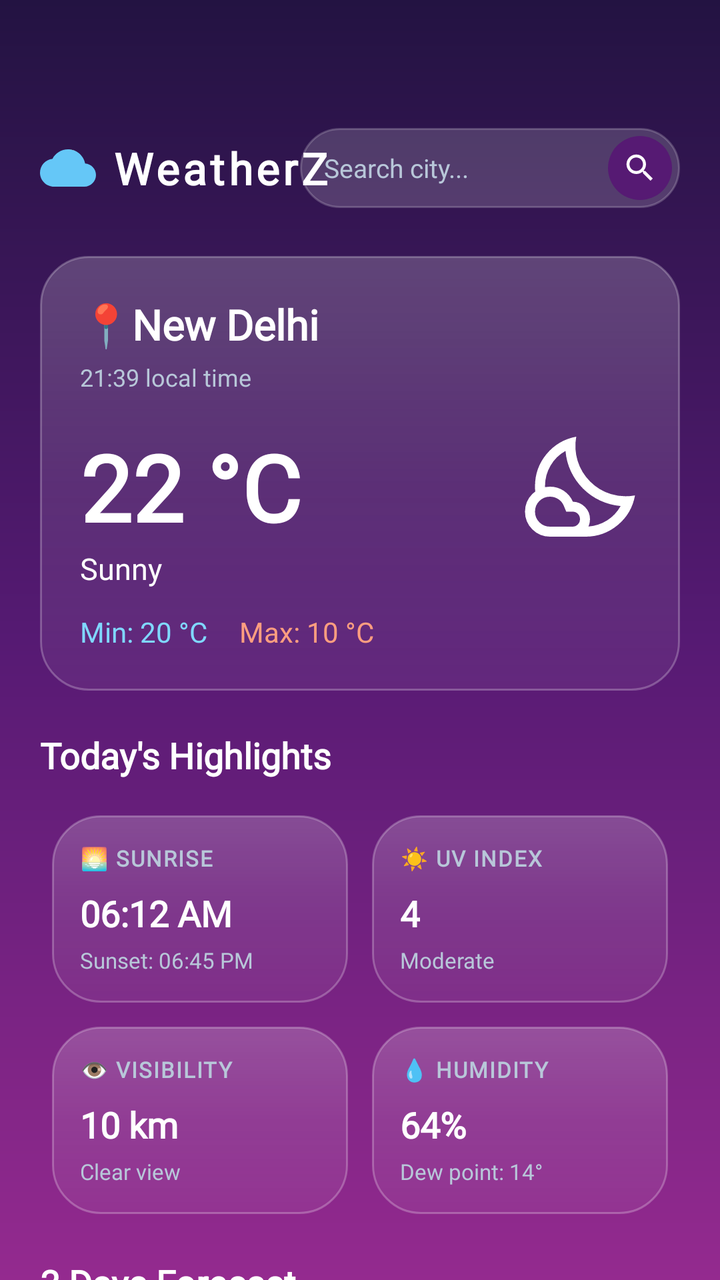
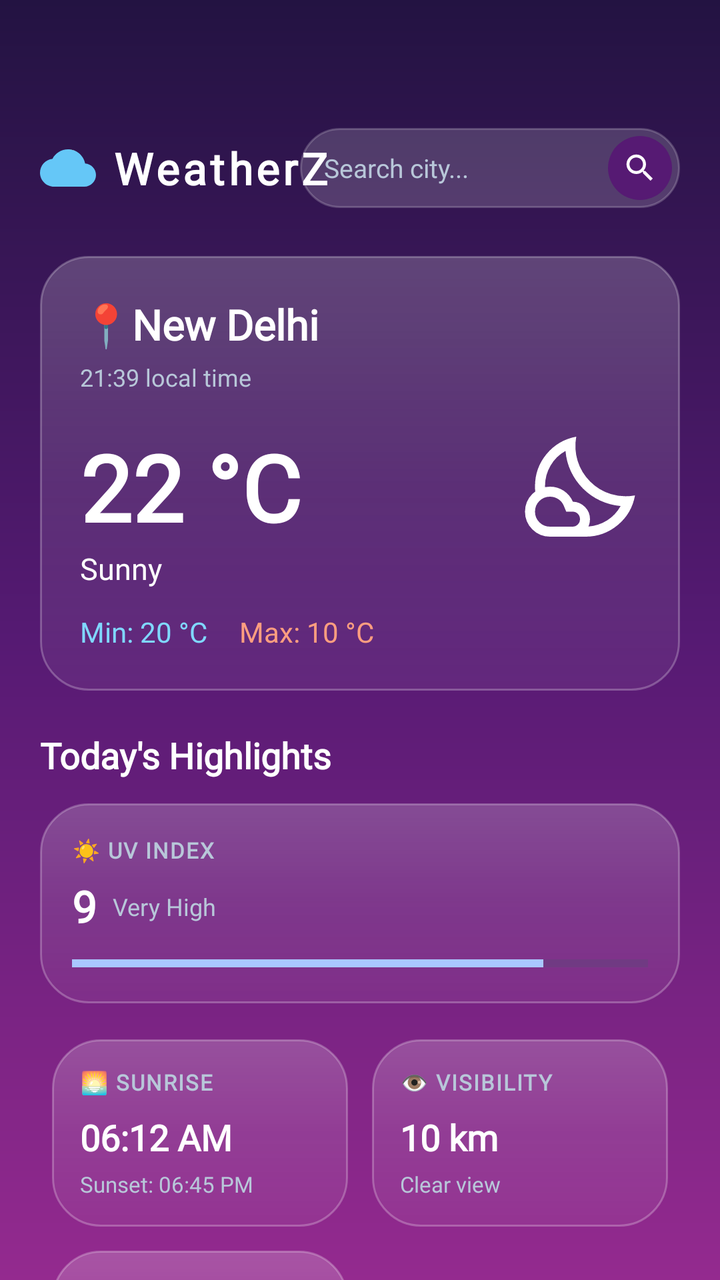

Two renders of the same Android screen: before a commit and after it. Below are the layout's source before the change and the commit's diff.
<!-- AndroidManifest.xml: application theme Theme.WeatherZ_App -->
<!-- res/layout/fragment_home_page.xml -->
<?xml version="1.0" encoding="utf-8"?>
<androidx.core.widget.NestedScrollView xmlns:android="http://schemas.android.com/apk/res/android"
    xmlns:app="http://schemas.android.com/apk/res-auto"
    xmlns:tools="http://schemas.android.com/tools"
    android:layout_width="match_parent"
    android:layout_height="match_parent"
    android:background="@drawable/bg_blue_purple_gradient"
    android:fillViewport="true"
    tools:context=".Home_page">

    <androidx.constraintlayout.widget.ConstraintLayout
        android:id="@+id/main"
        android:layout_width="match_parent"
        android:layout_height="wrap_content"
        android:paddingStart="20dp"
        android:paddingTop="48dp"
        android:paddingEnd="20dp"
        android:paddingBottom="100dp">

        <TextView
            android:id="@+id/app_name"
            android:layout_width="wrap_content"
            android:layout_height="wrap_content"
            android:drawablePadding="8dp"
            android:fontFamily="@font/poppins"
            android:letterSpacing="0.08"
            android:text="WeatherZ"
            android:textColor="@color/primary_text"
            android:textSize="22sp"
            android:textStyle="bold"
            app:drawableStartCompat="@drawable/ic_logo_cloud"
            app:layout_constraintBottom_toBottomOf="@id/search_container"
            app:layout_constraintStart_toStartOf="parent"
            app:layout_constraintTop_toTopOf="@id/search_container" />

        <LinearLayout
            android:id="@+id/search_container"
            android:layout_width="190dp"
            android:layout_height="40dp"
            android:layout_marginTop="16dp"
            android:background="@drawable/bg_search_bar"
            android:gravity="center_vertical"
            android:orientation="horizontal"
            android:paddingStart="12dp"
            android:paddingEnd="4dp"
            app:layout_constraintEnd_toEndOf="parent"
            app:layout_constraintTop_toTopOf="parent">

            <EditText
                android:id="@+id/search_bar"
                android:layout_width="0dp"
                android:layout_height="match_parent"
                android:layout_weight="1"
                android:autofillHints="postalAddress"
                android:background="@null"
                android:fontFamily="@font/poppins"
                android:hint="Search city..."
                android:imeOptions="actionSearch"
                android:inputType="text"
                android:maxLines="1"
                android:textColor="@color/primary_text"
                android:textColorHint="@color/secondry_text"
                android:textSize="13sp" />

            <ImageView
                android:id="@+id/search_button"
                android:layout_width="32dp"
                android:layout_height="32dp"
                android:background="@drawable/bg_search_btn"
                android:contentDescription="Search button"
                android:padding="7dp"
                android:src="@drawable/ic_nav_search"
                app:tint="#FFFFFF" />

        </LinearLayout>

        <androidx.constraintlayout.widget.ConstraintLayout
            android:id="@+id/weather_card"
            android:layout_width="0dp"
            android:layout_height="wrap_content"
            android:layout_marginTop="24dp"
            android:background="@drawable/bg_weather_card"
            android:padding="20dp"
            app:layout_constraintEnd_toEndOf="parent"
            app:layout_constraintStart_toStartOf="parent"
            app:layout_constraintTop_toBottomOf="@id/search_container">

            <TextView
                android:id="@+id/city_name"
                android:layout_width="wrap_content"
                android:layout_height="wrap_content"
                android:fontFamily="@font/poppins"
                android:text="📍New Delhi"
                android:textColor="#FFFFFF"
                android:textSize="21sp"
                android:textStyle="bold"
                app:layout_constraintStart_toStartOf="parent"
                app:layout_constraintTop_toTopOf="parent" />

            <TextView
                android:id="@+id/local_time"
                android:layout_width="wrap_content"
                android:layout_height="wrap_content"
                android:layout_marginTop="4dp"
                android:fontFamily="@font/poppins"
                android:text="21:39 local time"
                android:textColor="@color/secondry_text"
                android:textSize="12sp"
                app:layout_constraintStart_toStartOf="parent"
                app:layout_constraintTop_toBottomOf="@id/city_name" />

            <TextView
                android:id="@+id/temprature_main"
                android:layout_width="wrap_content"
                android:layout_height="wrap_content"
                android:layout_marginTop="16dp"
                android:fontFamily="@font/poppins"
                android:text="22 °C"
                android:textColor="@color/temp_main"
                android:textSize="46sp"
                android:textStyle="bold"
                app:layout_constraintStart_toStartOf="parent"
                app:layout_constraintTop_toBottomOf="@id/local_time" />

            <ImageView
                android:id="@+id/icon_day"
                android:layout_width="60dp"
                android:layout_height="60dp"
                android:contentDescription="Weather condition icon"
                android:src="@drawable/night_icon"
                app:tint="#FFFFFF"
                app:layout_constraintBottom_toBottomOf="@id/temprature_main"
                app:layout_constraintEnd_toEndOf="parent"
                app:layout_constraintTop_toTopOf="@id/temprature_main" />

            <TextView
                android:id="@+id/weather_condition"
                android:layout_width="wrap_content"
                android:layout_height="wrap_content"
                android:fontFamily="@font/poppins"
                android:text="Sunny"
                android:textColor="@color/primary_text"
                android:textSize="15sp"
                app:layout_constraintStart_toStartOf="@id/temprature_main"
                app:layout_constraintTop_toBottomOf="@id/temprature_main" />

            <TextView
                android:id="@+id/min_temp_t"
                android:layout_width="wrap_content"
                android:layout_height="wrap_content"
                android:layout_marginTop="12dp"
                android:fontFamily="@font/poppins"
                android:text="Min: "
                android:textColor="@color/temp_min"
                android:textSize="14sp"
                app:layout_constraintStart_toStartOf="parent"
                app:layout_constraintTop_toBottomOf="@id/weather_condition" />

            <TextView
                android:id="@+id/min_temp"
                android:layout_width="wrap_content"
                android:layout_height="wrap_content"
                android:fontFamily="@font/poppins"
                android:text="20 °C"
                android:textColor="@color/temp_min"
                android:textSize="14sp"
                app:layout_constraintStart_toEndOf="@id/min_temp_t"
                app:layout_constraintTop_toTopOf="@id/min_temp_t" />

            <TextView
                android:id="@+id/max_temp_t"
                android:layout_width="wrap_content"
                android:layout_height="wrap_content"
                android:layout_marginStart="16dp"
                android:fontFamily="@font/poppins"
                android:text="Max: "
                android:textColor="@color/temp_max"
                android:textSize="14sp"
                app:layout_constraintStart_toEndOf="@id/min_temp"
                app:layout_constraintTop_toTopOf="@id/min_temp" />

            <TextView
                android:id="@+id/max_temp"
                android:layout_width="wrap_content"
                android:layout_height="wrap_content"
                android:fontFamily="@font/poppins"
                android:text="10 °C"
                android:textColor="@color/temp_max"
                android:textSize="14sp"
                app:layout_constraintStart_toEndOf="@id/max_temp_t"
                app:layout_constraintTop_toTopOf="@id/max_temp_t" />

        </androidx.constraintlayout.widget.ConstraintLayout>

        
        <TextView
            android:id="@+id/highlight_heading"
            android:layout_width="wrap_content"
            android:layout_height="wrap_content"
            android:layout_marginTop="20dp"
            android:fontFamily="@font/poppins"
            android:text="Today's Highlights"
            android:textColor="@color/primary_text"
            android:textSize="18sp"
            android:textStyle="bold"
            app:layout_constraintStart_toStartOf="parent"
            app:layout_constraintTop_toBottomOf="@id/weather_card" />

        
        <GridLayout
            android:id="@+id/today_highlight_grid"
            android:layout_width="0dp"
            android:layout_height="wrap_content"
            android:layout_marginTop="12dp"
            android:columnCount="2"
            app:layout_constraintEnd_toEndOf="parent"
            app:layout_constraintStart_toStartOf="parent"
            app:layout_constraintTop_toBottomOf="@id/highlight_heading">

            
            <androidx.constraintlayout.widget.ConstraintLayout
                android:id="@+id/card_sunrise"
                android:layout_width="0dp"
                android:layout_height="wrap_content"
                android:layout_columnWeight="1"
                android:layout_margin="6dp"
                android:background="@drawable/bg_weather_card"
                android:padding="14dp">

                <TextView
                    android:id="@+id/label_sunrise"
                    android:layout_width="wrap_content"
                    android:layout_height="wrap_content"
                    android:fontFamily="@font/poppins"
                    android:letterSpacing="0.06"
                    android:text="🌅 SUNRISE"
                    android:textColor="@color/secondry_text"
                    android:textSize="11sp"
                    android:textStyle="bold"
                    app:layout_constraintStart_toStartOf="parent"
                    app:layout_constraintTop_toTopOf="parent" />

                <TextView
                    android:id="@+id/text_sunrise"
                    android:layout_width="wrap_content"
                    android:layout_height="wrap_content"
                    android:layout_marginTop="8dp"
                    android:fontFamily="@font/poppins"
                    android:text="06:12 AM"
                    android:textColor="@color/primary_text"
                    android:textSize="18sp"
                    android:textStyle="bold"
                    app:layout_constraintStart_toStartOf="parent"
                    app:layout_constraintTop_toBottomOf="@id/label_sunrise" />

                <TextView
                    android:id="@+id/text_sunset"
                    android:layout_width="wrap_content"
                    android:layout_height="wrap_content"
                    android:layout_marginTop="4dp"
                    android:fontFamily="@font/poppins"
                    android:text="Sunset: 06:45 PM"
                    android:textColor="@color/secondry_text"
                    android:textSize="11sp"
                    app:layout_constraintStart_toStartOf="parent"
                    app:layout_constraintTop_toBottomOf="@id/text_sunrise" />

            </androidx.constraintlayout.widget.ConstraintLayout>

            
            <androidx.constraintlayout.widget.ConstraintLayout
                android:id="@+id/card_uv_index"
                android:layout_width="0dp"
                android:layout_height="wrap_content"
                android:layout_columnWeight="1"
                android:layout_margin="6dp"
                android:background="@drawable/bg_weather_card"
                android:padding="14dp">

                <TextView
                    android:id="@+id/label_uv"
                    android:layout_width="wrap_content"
                    android:layout_height="wrap_content"
                    android:fontFamily="@font/poppins"
                    android:letterSpacing="0.06"
                    android:text="☀️ UV INDEX"
                    android:textColor="@color/secondry_text"
                    android:textSize="11sp"
                    android:textStyle="bold"
                    app:layout_constraintStart_toStartOf="parent"
                    app:layout_constraintTop_toTopOf="parent" />

                <TextView
                    android:id="@+id/text_uv_val"
                    android:layout_width="wrap_content"
                    android:layout_height="wrap_content"
                    android:layout_marginTop="8dp"
                    android:fontFamily="@font/poppins"
                    android:text="4"
                    android:textColor="@color/primary_text"
                    android:textSize="18sp"
                    android:textStyle="bold"
                    app:layout_constraintStart_toStartOf="parent"
                    app:layout_constraintTop_toBottomOf="@id/label_uv" />

                <TextView
                    android:id="@+id/text_uv_desc"
                    android:layout_width="wrap_content"
                    android:layout_height="wrap_content"
                    android:layout_marginTop="4dp"
                    android:fontFamily="@font/poppins"
                    android:text="Moderate"
                    android:textColor="@color/secondry_text"
                    android:textSize="11sp"
                    app:layout_constraintStart_toStartOf="parent"
                    app:layout_constraintTop_toBottomOf="@id/text_uv_val" />

            </androidx.constraintlayout.widget.ConstraintLayout>

            
            <androidx.constraintlayout.widget.ConstraintLayout
                android:id="@+id/card_visibility"
                android:layout_width="0dp"
                android:layout_height="wrap_content"
                android:layout_columnWeight="1"
                android:layout_margin="6dp"
                android:background="@drawable/bg_weather_card"
                android:padding="14dp">

                <TextView
                    android:id="@+id/label_visibility"
                    android:layout_width="wrap_content"
                    android:layout_height="wrap_content"
                    android:fontFamily="@font/poppins"
                    android:letterSpacing="0.06"
                    android:text="👁️ VISIBILITY"
                    android:textColor="@color/secondry_text"
                    android:textSize="11sp"
                    android:textStyle="bold"
                    app:layout_constraintStart_toStartOf="parent"
                    app:layout_constraintTop_toTopOf="parent" />

                <TextView
                    android:id="@+id/text_vis_val"
                    android:layout_width="wrap_content"
                    android:layout_height="wrap_content"
                    android:layout_marginTop="8dp"
                    android:fontFamily="@font/poppins"
                    android:text="10 km"
                    android:textColor="@color/primary_text"
                    android:textSize="18sp"
                    android:textStyle="bold"
                    app:layout_constraintStart_toStartOf="parent"
                    app:layout_constraintTop_toBottomOf="@id/label_visibility" />

                <TextView
                    android:id="@+id/text_vis_desc"
                    android:layout_width="wrap_content"
                    android:layout_height="wrap_content"
                    android:layout_marginTop="4dp"
                    android:fontFamily="@font/poppins"
                    android:text="Clear view"
                    android:textColor="@color/secondry_text"
                    android:textSize="11sp"
                    app:layout_constraintStart_toStartOf="parent"
                    app:layout_constraintTop_toBottomOf="@id/text_vis_val" />

            </androidx.constraintlayout.widget.ConstraintLayout>

            
            <androidx.constraintlayout.widget.ConstraintLayout
                android:id="@+id/card_humidity"
                android:layout_width="0dp"
                android:layout_height="wrap_content"
                android:layout_columnWeight="1"
                android:layout_margin="6dp"
                android:background="@drawable/bg_weather_card"
                android:padding="14dp">

                <TextView
                    android:id="@+id/label_humidity"
                    android:layout_width="wrap_content"
                    android:layout_height="wrap_content"
                    android:fontFamily="@font/poppins"
                    android:letterSpacing="0.06"
                    android:text="💧 HUMIDITY"
                    android:textColor="@color/secondry_text"
                    android:textSize="11sp"
                    android:textStyle="bold"
                    app:layout_constraintStart_toStartOf="parent"
                    app:layout_constraintTop_toTopOf="parent" />

                <TextView
                    android:id="@+id/text_humidity_val"
                    android:layout_width="wrap_content"
                    android:layout_height="wrap_content"
                    android:layout_marginTop="8dp"
                    android:fontFamily="@font/poppins"
                    android:text="64%"
                    android:textColor="@color/primary_text"
                    android:textSize="18sp"
                    android:textStyle="bold"
                    app:layout_constraintStart_toStartOf="parent"
                    app:layout_constraintTop_toBottomOf="@id/label_humidity" />

                <TextView
                    android:id="@+id/text_humidity_desc"
                    android:layout_width="wrap_content"
                    android:layout_height="wrap_content"
                    android:layout_marginTop="4dp"
                    android:fontFamily="@font/poppins"
                    android:text="Dew point: 14°"
                    android:textColor="@color/secondry_text"
                    android:textSize="11sp"
                    app:layout_constraintStart_toStartOf="parent"
                    app:layout_constraintTop_toBottomOf="@id/text_humidity_val" />

            </androidx.constraintlayout.widget.ConstraintLayout>

        </GridLayout>

        <androidx.constraintlayout.widget.ConstraintLayout
            android:id="@+id/forecast_card"
            android:layout_width="0dp"
            android:layout_height="wrap_content"
            android:layout_marginTop="16dp"
            app:layout_constraintEnd_toEndOf="parent"
            app:layout_constraintStart_toStartOf="parent"
            app:layout_constraintTop_toBottomOf="@id/today_highlight_grid">

            <TextView
                android:id="@+id/forecast_heading"
                android:layout_width="wrap_content"
                android:layout_height="wrap_content"
                android:fontFamily="@font/poppins"
                android:text="3 Days Forecast"
                android:textColor="@color/primary_text"
                android:textSize="18sp"
                android:textStyle="bold"
                app:layout_constraintStart_toStartOf="parent"
                app:layout_constraintTop_toTopOf="parent" />

            <androidx.recyclerview.widget.RecyclerView
                android:id="@+id/fragment_recycler"
                android:layout_width="0dp"
                android:layout_height="wrap_content"
                android:layout_marginTop="12dp"
                android:nestedScrollingEnabled="false"
                android:orientation="horizontal"
                app:layoutManager="androidx.recyclerview.widget.LinearLayoutManager"
                app:layout_constraintEnd_toEndOf="parent"
                app:layout_constraintStart_toStartOf="parent"
                app:layout_constraintTop_toBottomOf="@id/forecast_heading"
                tools:itemCount="7"
                tools:listitem="@layout/fragment_forecast_card" />

        </androidx.constraintlayout.widget.ConstraintLayout>

    </androidx.constraintlayout.widget.ConstraintLayout>

</androidx.core.widget.NestedScrollView>
<!-- res/layout/fragment_forecast_card.xml (included above) -->
<?xml version="1.0" encoding="utf-8"?>
<androidx.constraintlayout.widget.ConstraintLayout xmlns:android="http://schemas.android.com/apk/res/android"
    xmlns:app="http://schemas.android.com/apk/res-auto"
    xmlns:tools="http://schemas.android.com/tools"
    android:id="@+id/card_item"
    android:layout_width="wrap_content"
    android:layout_height="wrap_content"
    android:layout_marginEnd="10dp"
    android:background="@drawable/bg_weather_card"
    android:paddingStart="16dp"
    android:paddingTop="14dp"
    android:paddingEnd="16dp"
    android:paddingBottom="14dp">

    <TextView
        android:id="@+id/forecast_weather"
        android:layout_width="wrap_content"
        android:layout_height="wrap_content"
        android:fontFamily="@font/poppins"
        android:text="22 °C"
        android:textColor="@color/primary_text"
        android:textSize="16sp"
        android:textStyle="bold"
        app:layout_constraintEnd_toEndOf="parent"
        app:layout_constraintStart_toStartOf="parent"
        app:layout_constraintTop_toTopOf="parent" />

    <ImageView
        android:id="@+id/weathr_icon_forecast"
        android:layout_width="36dp"
        android:layout_height="36dp"
        android:layout_marginTop="8dp"
        android:contentDescription="Forecast weather icon"
        android:src="@drawable/night_icon"
        app:tint="#FFFFFF"
        app:layout_constraintEnd_toEndOf="parent"
        app:layout_constraintStart_toStartOf="parent"
        app:layout_constraintTop_toBottomOf="@id/forecast_weather" />

    <TextView
        android:id="@+id/forecast_day"
        android:layout_width="wrap_content"
        android:layout_height="wrap_content"
        android:layout_marginTop="8dp"
        android:fontFamily="@font/poppins"
        android:text="Mon"
        android:textColor="@color/secondry_text"
        android:textSize="13sp"
        app:layout_constraintEnd_toEndOf="parent"
        app:layout_constraintStart_toStartOf="parent"
        app:layout_constraintTop_toBottomOf="@id/weathr_icon_forecast" />

</androidx.constraintlayout.widget.ConstraintLayout>
<!-- resources referenced by this layout -->
<resources>
  <color name="primary_text">#FFFFFFFF</color>
  <color name="secondry_text">#B8C7D9</color>
  <color name="temp_main">#FFFFFF</color>
  <color name="temp_max">#FF9E80</color>
  <color name="temp_min">#80D8FF</color>
  <!-- drawable bg_blue_purple_gradient (drawable) -->
  <?xml version="1.0" encoding="utf-8"?>
  <shape xmlns:android="http://schemas.android.com/apk/res/android"
      android:shape="rectangle">
      <gradient
          android:angle="270"
          android:startColor="@color/bg_gradient_start"
          android:centerColor="@color/bg_gradient_center"
          android:endColor="@color/bg_gradient_end"
          android:type="linear" />
  </shape>
  <!-- drawable bg_search_bar (drawable) -->
  <?xml version="1.0" encoding="utf-8"?>
  <shape xmlns:android="http://schemas.android.com/apk/res/android"
      android:shape="rectangle">
      <solid android:color="#2AFFFFFF" />
      <corners android:radius="20dp" />
      <stroke
          android:width="1dp"
          android:color="#33FFFFFF" />
  </shape>
  <!-- drawable bg_search_btn (drawable) -->
  <?xml version="1.0" encoding="utf-8"?>
  <ripple xmlns:android="http://schemas.android.com/apk/res/android"
      android:color="#40FFFFFF">
      <item>
          <shape android:shape="oval">
              <solid android:color="#561A73" />
          </shape>
      </item>
  </ripple>
  <!-- drawable bg_weather_card (drawable) -->
  <?xml version="1.0" encoding="utf-8"?>
  <shape xmlns:android="http://schemas.android.com/apk/res/android"
      android:shape="rectangle">
  
      
      <gradient
          android:angle="270"
          android:startColor="#33FFFFFF"
          android:centerColor="#1AFFFFFF"
          android:endColor="#0DFFFFFF"
          android:type="linear" />
  
      
      <stroke
          android:width="1dp"
          android:color="#40FFFFFF" />
  
      
      <corners android:radius="24dp" />
  </shape>
  <!-- drawable ic_logo_cloud (drawable) -->
  <?xml version="1.0" encoding="utf-8"?>
  <vector xmlns:android="http://schemas.android.com/apk/res/android"
      android:width="28dp"
      android:height="28dp"
      android:viewportWidth="24"
      android:viewportHeight="24">
      
      <path
          android:fillColor="#FFD043"
          android:pathData="M12,4A4,4 0,0 1,16 8A4,4 0,0 1,15.7,9.5A6.5,6.5 0,0 1,18.5 10A6.5,6.5 0,0 0,12 4Z" />
      
      <path
          android:fillColor="#65C7F7"
          android:pathData="M19.35,10.04C18.67,6.59 15.64,4 12,4C9.11,4 6.6,5.64 5.35,8.04C2.34,8.36 0,10.91 0,14C0,17.31 2.69,20 6,20L19,20C21.76,20 24,17.76 24,15C24,12.36 21.95,10.22 19.35,10.04Z" />
  </vector>
  <!-- drawable ic_nav_search (drawable) -->
  <?xml version="1.0" encoding="utf-8"?>
  <vector xmlns:android="http://schemas.android.com/apk/res/android"
      android:width="24dp"
      android:height="24dp"
      android:viewportWidth="24"
      android:viewportHeight="24">
      <path
          android:fillColor="#FFFFFF"
          android:pathData="M15.5,14h-0.79l-0.28,-0.27C15.41,12.59 16,11.11 16,9.5 16,5.91 13.09,3 9.5,3S3,5.91 3,9.5 5.91,16 9.5,16c1.61,0 3.09,-0.59 4.23,-1.57l0.27,0.28v0.79l5,4.99L20.49,19l-4.99,-5zM9.5,14C7.01,14 5,11.99 5,9.5S7.01,5 9.5,5 14,7.01 14,9.5 11.99,14 9.5,14z" />
  </vector>
  <style name="Theme.WeatherZ_App" parent="Base.Theme.WeatherZ_App" />
  <color name="bg_gradient_start">#231342</color>
  <color name="bg_gradient_center">#561A73</color>
  <color name="bg_gradient_end">#942A8F</color>
  <style name="Base.Theme.WeatherZ_App" parent="Theme.Material3.DayNight.NoActionBar">
          
          
      </style>
  <!-- unchanged entries left out for length: 1 -->
</resources>

<!-- the commit's change to res/layout/fragment_home_page.xml (unified diff, before → after) -->
@@ -206,6 +206,73 @@
             app:layout_constraintStart_toStartOf="parent"
             app:layout_constraintTop_toBottomOf="@id/weather_card" />
 
+        <androidx.constraintlayout.widget.ConstraintLayout
+            android:id="@+id/card_uv_index"
+            android:layout_width="0dp"
+            android:layout_height="wrap_content"
+            android:layout_marginTop="12dp"
+            android:background="@drawable/bg_weather_card"
+            android:padding="16dp"
+            app:layout_constraintEnd_toEndOf="parent"
+            app:layout_constraintStart_toStartOf="parent"
+            app:layout_constraintTop_toBottomOf="@id/highlight_heading">
+
+            <TextView
+                android:id="@+id/label_uv"
+                android:layout_width="wrap_content"
+                android:layout_height="wrap_content"
+                android:fontFamily="@font/poppins"
+                android:letterSpacing="0.06"
+                android:text="☀️ UV INDEX"
+                android:textColor="@color/secondry_text"
+                android:textSize="11sp"
+                android:textStyle="bold"
+                app:layout_constraintStart_toStartOf="parent"
+                app:layout_constraintTop_toTopOf="parent" />
+
+            <TextView
+                android:id="@+id/text_uv_val"
+                android:layout_width="wrap_content"
+                android:layout_height="wrap_content"
+                android:layout_marginTop="6dp"
+                android:fontFamily="@font/poppins"
+                android:text="9"
+                android:textColor="@color/primary_text"
+                android:textSize="22sp"
+                android:textStyle="bold"
+                app:layout_constraintStart_toStartOf="parent"
+                app:layout_constraintTop_toBottomOf="@id/label_uv" />
+
+            <TextView
+                android:id="@+id/text_uv_desc"
+                android:layout_width="wrap_content"
+                android:layout_height="wrap_content"
+                android:layout_marginStart="8dp"
+                android:fontFamily="@font/poppins"
+                android:text="Very High"
+                android:textColor="@color/secondry_text"
+                android:textSize="12sp"
+                app:layout_constraintBottom_toBottomOf="@id/text_uv_val"
+                app:layout_constraintStart_toEndOf="@id/text_uv_val"
+                app:layout_constraintTop_toTopOf="@id/text_uv_val" />
+
+            <ProgressBar
+                android:id="@+id/uv_progress"
+                style="?android:attr/progressBarStyleHorizontal"
+                android:layout_width="0dp"
+                android:layout_height="8dp"
+                android:layout_marginTop="10dp"
+                android:indeterminate="false"
+                android:max="11"
+                android:progress="9"
+                android:progressBackgroundTint="#45516F"
+                android:progressTint="#A9C7FF"
+                app:layout_constraintEnd_toEndOf="parent"
+                app:layout_constraintStart_toStartOf="parent"
+                app:layout_constraintTop_toBottomOf="@id/text_uv_val" />
+
+        </androidx.constraintlayout.widget.ConstraintLayout>
+
         
         <GridLayout
             android:id="@+id/today_highlight_grid"
@@ -215,7 +282,7 @@
             android:columnCount="2"
             app:layout_constraintEnd_toEndOf="parent"
             app:layout_constraintStart_toStartOf="parent"
-            app:layout_constraintTop_toBottomOf="@id/highlight_heading">
+            app:layout_constraintTop_toBottomOf="@id/card_uv_index">
 
             
             <androidx.constraintlayout.widget.ConstraintLayout
@@ -268,54 +335,7 @@
             </androidx.constraintlayout.widget.ConstraintLayout>
 
             
-            <androidx.constraintlayout.widget.ConstraintLayout
-                android:id="@+id/card_uv_index"
-                android:layout_width="0dp"
-                android:layout_height="wrap_content"
-                android:layout_columnWeight="1"
-                android:layout_margin="6dp"
-                android:background="@drawable/bg_weather_card"
-                android:padding="14dp">
-
-                <TextView
-                    android:id="@+id/label_uv"
-                    android:layout_width="wrap_content"
-                    android:layout_height="wrap_content"
-                    android:fontFamily="@font/poppins"
-                    android:letterSpacing="0.06"
-                    android:text="☀️ UV INDEX"
-                    android:textColor="@color/secondry_text"
-                    android:textSize="11sp"
-                    android:textStyle="bold"
-                    app:layout_constraintStart_toStartOf="parent"
-                    app:layout_constraintTop_toTopOf="parent" />
-
-                <TextView
-                    android:id="@+id/text_uv_val"
-                    android:layout_width="wrap_content"
-                    android:layout_height="wrap_content"
-                    android:layout_marginTop="8dp"
-                    android:fontFamily="@font/poppins"
-                    android:text="4"
-                    android:textColor="@color/primary_text"
-                    android:textSize="18sp"
-                    android:textStyle="bold"
-                    app:layout_constraintStart_toStartOf="parent"
-                    app:layout_constraintTop_toBottomOf="@id/label_uv" />
-
-                <TextView
-                    android:id="@+id/text_uv_desc"
-                    android:layout_width="wrap_content"
-                    android:layout_height="wrap_content"
-                    android:layout_marginTop="4dp"
-                    android:fontFamily="@font/poppins"
-                    android:text="Moderate"
-                    android:textColor="@color/secondry_text"
-                    android:textSize="11sp"
-                    app:layout_constraintStart_toStartOf="parent"
-                    app:layout_constraintTop_toBottomOf="@id/text_uv_val" />
-
-            </androidx.constraintlayout.widget.ConstraintLayout>
+
 
             
             <androidx.constraintlayout.widget.ConstraintLayout
